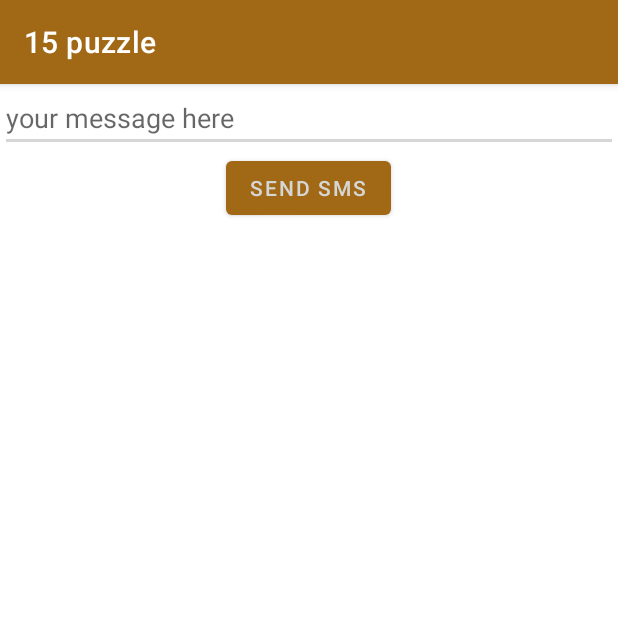
After one commit to Israelagever/Board, an Android app: the SmsActivity screen opened directly, with no data from a screen before it, on a phone screen of 412 x 824 dp, the top half of it. The commit adds this screen. Run offline under Robolectric (Android 15) with nearby library versions, the phone set to English and light mode, and no system bars.

Commit message:
contact us

```diff
--- a/app/src/main/java/com/example/board/SettingActivity.java
+++ b/app/src/main/java/com/example/board/SettingActivity.java
@@ -51,7 +51,7 @@ public class SettingActivity extends AppCompatActivity implements AdapterView.On
         actionBar.setDisplayHomeAsUpEnabled(true);
 
 
-        saveSetting = getSharedPreferences("settings",0);
+        saveSetting = getSharedPreferences("data",0);
 
         choiceOfSize = saveSetting.getInt("size",4);
         choiceOfColor = saveSetting.getString("colorOfTile name",null);
--- /dev/null
+++ b/app/src/main/res/layout/activity_sms.xml
@@ -0,0 +1,30 @@
+<?xml version="1.0" encoding="utf-8"?>
+<LinearLayout xmlns:android="http://schemas.android.com/apk/res/android"
+    xmlns:app="http://schemas.android.com/apk/res-auto"
+    xmlns:tools="http://schemas.android.com/tools"
+    android:layout_width="match_parent"
+    android:layout_height="match_parent"
+    android:orientation="vertical"
+    tools:context=".SmsActivity">
+
+
+
+    <EditText
+        android:id="@+id/etSms"
+        android:layout_width="match_parent"
+        android:layout_height="wrap_content"
+        android:layout_gravity="center"
+        android:hint="your message here"
+        android:ems="10"
+        android:inputType="textMultiLine" />
+
+
+
+    <Button
+        android:id="@+id/btnSms"
+        android:layout_width="wrap_content"
+        android:layout_height="wrap_content"
+        android:layout_gravity="center"
+        android:text="Send SMS" />
+
+</LinearLayout>
--- a/app/src/main/res/menu/menu_setting.xml
+++ b/app/src/main/res/menu/menu_setting.xml
@@ -12,4 +12,9 @@
         android:title="records"
         app:showAsAction="never"/>
 
+    <item android:id="@+id/contact"
+        android:icon="@android:drawable/ic_menu_sort_by_size"
+        android:title="contact us"
+        app:showAsAction="never"/>
+
 </menu>
```
Also changed, not shown: app/src/main/AndroidManifest.xml (+7 -8 lines), app/src/main/java/com/example/board/MainActivity.java (+7 -2 lines), app/src/main/java/com/example/board/SmsActivity.java (added, +156 -0 lines).
